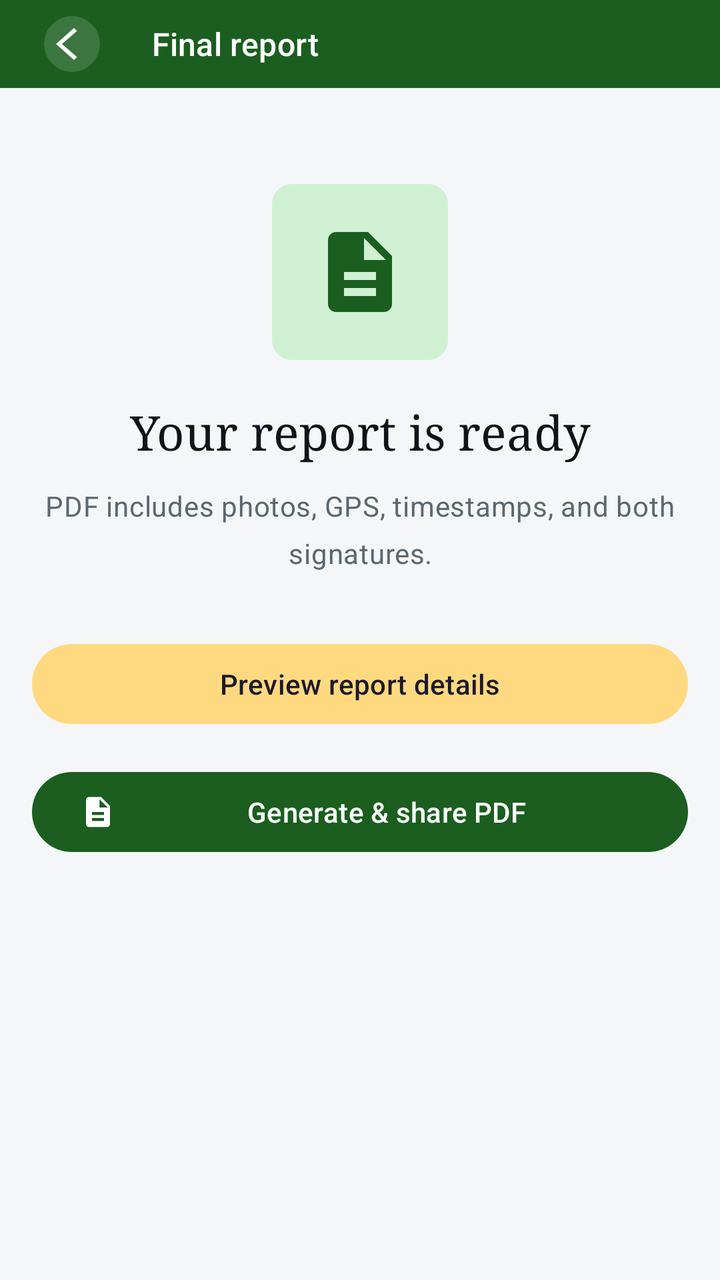
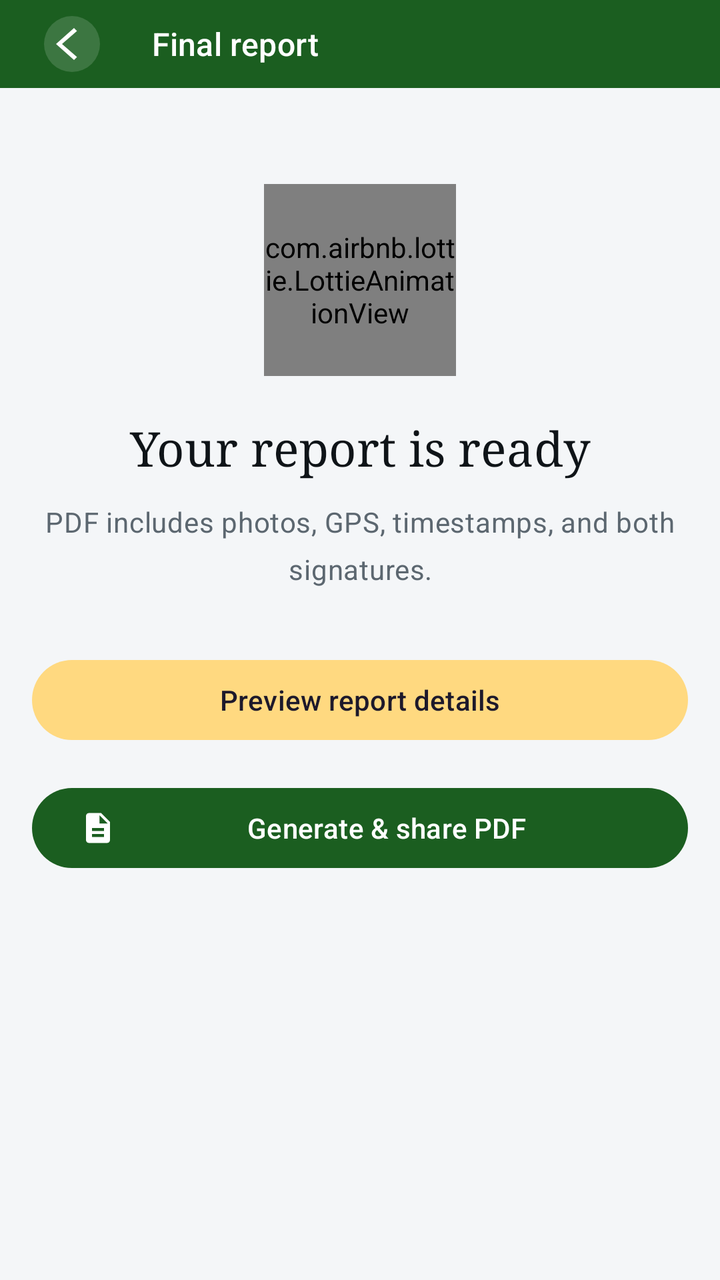

The first picture is an Android layout as it rendered before a commit; the second is the same layout after the commit. The layout source and the unified diff follow.
<!-- AndroidManifest.xml: application theme Theme.ProofNest -->
<!-- res/layout/fragment_report.xml -->
<?xml version="1.0" encoding="utf-8"?>
<androidx.coordinatorlayout.widget.CoordinatorLayout xmlns:android="http://schemas.android.com/apk/res/android"
    xmlns:app="http://schemas.android.com/apk/res-auto"
    xmlns:tools="http://schemas.android.com/tools"
    android:layout_width="match_parent"
    android:layout_height="match_parent"
    android:background="@color/proofnest_background">

    <com.google.android.material.appbar.AppBarLayout
        android:layout_width="match_parent"
        android:layout_height="wrap_content"
        android:background="@android:color/transparent">

        <com.google.android.material.appbar.MaterialToolbar
            android:id="@+id/toolbar"
            style="@style/Widget.ProofNest.Toolbar.Back"
            android:layout_width="match_parent"
            android:layout_height="@dimen/toolbar_content_height"
            app:title="@string/report_final_title" />
    </com.google.android.material.appbar.AppBarLayout>

    <androidx.core.widget.NestedScrollView
        android:layout_width="match_parent"
        android:layout_height="match_parent"
        app:layout_behavior="@string/appbar_scrolling_view_behavior">

        <LinearLayout
            android:layout_width="match_parent"
            android:layout_height="wrap_content"
            android:gravity="center_horizontal"
            android:orientation="vertical"
            android:padding="@dimen/content_padding"
            android:paddingBottom="@dimen/bottom_content_padding">

            <FrameLayout
                android:layout_width="88dp"
                android:layout_height="88dp"
                android:layout_marginTop="32dp"
                android:background="@drawable/bg_notif_icon">

                <ImageView
                    android:layout_width="48dp"
                    android:layout_height="48dp"
                    android:layout_gravity="center"
                    android:contentDescription="@null"
                    android:src="@drawable/ic_description"
                    app:tint="@color/proofnest_primary" />
            </FrameLayout>

            <TextView
                android:layout_width="match_parent"
                android:layout_height="wrap_content"
                android:layout_marginTop="20dp"
                android:fontFamily="serif"
                android:gravity="center"
                android:text="@string/report_ready_title"
                android:textAppearance="?attr/textAppearanceHeadlineSmall"
                android:textColor="@color/proofnest_on_surface" />

            <TextView
                android:layout_width="match_parent"
                android:layout_height="wrap_content"
                android:layout_marginTop="12dp"
                android:gravity="center"
                android:lineSpacingMultiplier="1.4"
                android:text="@string/report_ready_body"
                android:textAppearance="@style/TextAppearance.ProofNest.Muted" />

            <com.google.android.material.button.MaterialButton
                android:id="@+id/buttonPreview"
                style="@style/Widget.Material3.Button.TonalButton"
                android:layout_width="match_parent"
                android:layout_height="wrap_content"
                android:layout_marginTop="32dp"
                android:text="@string/report_preview" />

            <com.google.android.material.button.MaterialButton
                android:id="@+id/buttonExport"
                android:layout_width="match_parent"
                android:layout_height="wrap_content"
                android:layout_marginTop="@dimen/footer_button_margin_top"
                android:text="@string/report_generate_share"
                app:icon="@drawable/ic_description" />
        </LinearLayout>
    </androidx.core.widget.NestedScrollView>

</androidx.coordinatorlayout.widget.CoordinatorLayout>
<!-- resources referenced by this layout -->
<resources>
  <color name="proofnest_background">#F4F6F8</color>
  <color name="proofnest_on_surface">#0F1418</color>
  <color name="proofnest_primary">#1B5E20</color>
  <dimen name="bottom_content_padding">72dp</dimen>
  <dimen name="content_padding">16dp</dimen>
  <dimen name="footer_button_margin_top">16dp</dimen>
  <dimen name="toolbar_content_height">44dp</dimen>
  <!-- drawable bg_notif_icon (drawable) -->
  <?xml version="1.0" encoding="utf-8"?>
  <shape xmlns:android="http://schemas.android.com/apk/res/android"
      android:shape="rectangle">
      <solid android:color="@color/notif_icon_bg" />
      <corners android:radius="10dp" />
  </shape>
  <!-- drawable ic_description (drawable) -->
  <vector xmlns:android="http://schemas.android.com/apk/res/android"
      android:width="24dp"
      android:height="24dp"
      android:viewportWidth="24"
      android:viewportHeight="24">
      <path
          android:fillColor="#FF000000"
          android:pathData="M14,2H6c-1.1,0 -2,0.9 -2,2v16c0,1.1 0.9,2 2,2h12c1.1,0 2,-0.9 2,-2V8l-6,-6zM16,18H8v-2h8v2zM16,14H8v-2h8v2zM13,9V3.5L18.5,9H13z" />
  </vector>
  <string name="report_final_title">Final report</string>
  <string name="report_generate_share">Generate &amp; share PDF</string>
  <string name="report_preview">Preview report details</string>
  <string name="report_ready_body">PDF includes photos, GPS, timestamps, and both signatures.</string>
  <string name="report_ready_title">Your report is ready</string>
  <style name="TextAppearance.ProofNest.Muted" parent="TextAppearance.Material3.BodyMedium">
          <item name="android:textColor">@color/proofnest_on_surface_muted</item>
      </style>
  <style name="Widget.ProofNest.Toolbar.Back" parent="Widget.ProofNest.Toolbar">
          <item name="navigationIcon">@drawable/ic_nav_back_circle</item>
          <item name="navigationIconTint">@null</item>
      </style>
  <style name="Theme.ProofNest" parent="Base.Theme.ProofNest" />
  <color name="notif_icon_bg">#D0F0D2</color>
  <color name="proofnest_on_surface_muted">#5C6770</color>
  <style name="ThemeOverlay.ProofNest.ToolbarMenu" parent="ThemeOverlay.Material3.Toolbar">
          <item name="actionMenuTextColor">@color/white</item>
          <item name="android:textSize">@dimen/toolbar_menu_text_size</item>
      </style>
  <style name="TextAppearance.ProofNest.ToolbarTitle" parent="TextAppearance.Material3.TitleSmall">
          <item name="android:textColor">@color/white</item>
          <item name="android:textSize">@dimen/toolbar_title_size</item>
          <item name="android:textStyle">normal</item>
          <item name="android:includeFontPadding">false</item>
          <item name="android:lineHeight" tools:targetApi="p">20sp</item>
      </style>
  <color name="white">#FFFFFFFF</color>
  <dimen name="toolbar_title_margin_start">12dp</dimen>
  <color name="toolbar_nav_circle_bg">#26FFFFFF</color>
  <color name="proofnest_primary_container">#D0F0D2</color>
  <color name="proofnest_on_primary_container">#001F0B</color>
  <color name="proofnest_secondary">#FFB300</color>
  <color name="proofnest_secondary_container">#FFD980</color>
  <color name="proofnest_error">#D32F2F</color>
  <color name="proofnest_error_container">#FFEBEE</color>
  <color name="proofnest_surface">#FFFFFF</color>
  <color name="proofnest_surface_variant">#E7ECEF</color>
  <color name="proofnest_outline">#9EA3A8</color>
  <style name="ShapeAppearance.ProofNest.SmallComponent" parent="ShapeAppearance.Material3.Corner.Small">
          <item name="cornerSize">10dp</item>
      </style>
  <style name="Widget.ProofNest.TextInputLayout" parent="Widget.Material3.TextInputLayout.OutlinedBox" />
  <dimen name="toolbar_menu_text_size">13sp</dimen>
  <dimen name="toolbar_title_size">16sp</dimen>
  <!-- unchanged entries left out for length: 3 -->
</resources>

<!-- the commit's change to res/layout/fragment_report.xml (unified diff, before → after) -->
@@ -32,20 +32,13 @@
             android:padding="@dimen/content_padding"
             android:paddingBottom="@dimen/bottom_content_padding">
 
-            <FrameLayout
-                android:layout_width="88dp"
-                android:layout_height="88dp"
+            <com.airbnb.lottie.LottieAnimationView
+                android:id="@+id/lottieReport"
+                android:layout_width="96dp"
+                android:layout_height="96dp"
                 android:layout_marginTop="32dp"
-                android:background="@drawable/bg_notif_icon">
-
-                <ImageView
-                    android:layout_width="48dp"
-                    android:layout_height="48dp"
-                    android:layout_gravity="center"
-                    android:contentDescription="@null"
-                    android:src="@drawable/ic_description"
-                    app:tint="@color/proofnest_primary" />
-            </FrameLayout>
+                app:lottie_loop="false"
+                app:lottie_rawRes="@raw/lottie_loading" />
 
             <TextView
                 android:layout_width="match_parent"
<!-- resource entries referenced after the edit -->
@@ -7,13 +7,6 @@
   <dimen name="content_padding">16dp</dimen>
   <dimen name="footer_button_margin_top">16dp</dimen>
   <dimen name="toolbar_content_height">44dp</dimen>
-  <!-- drawable bg_notif_icon (drawable) -->
-  <?xml version="1.0" encoding="utf-8"?>
-  <shape xmlns:android="http://schemas.android.com/apk/res/android"
-      android:shape="rectangle">
-      <solid android:color="@color/notif_icon_bg" />
-      <corners android:radius="10dp" />
-  </shape>
   <!-- drawable ic_description (drawable) -->
   <vector xmlns:android="http://schemas.android.com/apk/res/android"
       android:width="24dp"
@@ -37,7 +30,6 @@
           <item name="navigationIconTint">@null</item>
       </style>
   <style name="Theme.ProofNest" parent="Base.Theme.ProofNest" />
-  <color name="notif_icon_bg">#D0F0D2</color>
   <color name="proofnest_on_surface_muted">#5C6770</color>
   <style name="ThemeOverlay.ProofNest.ToolbarMenu" parent="ThemeOverlay.Material3.Toolbar">
           <item name="actionMenuTextColor">@color/white</item>
